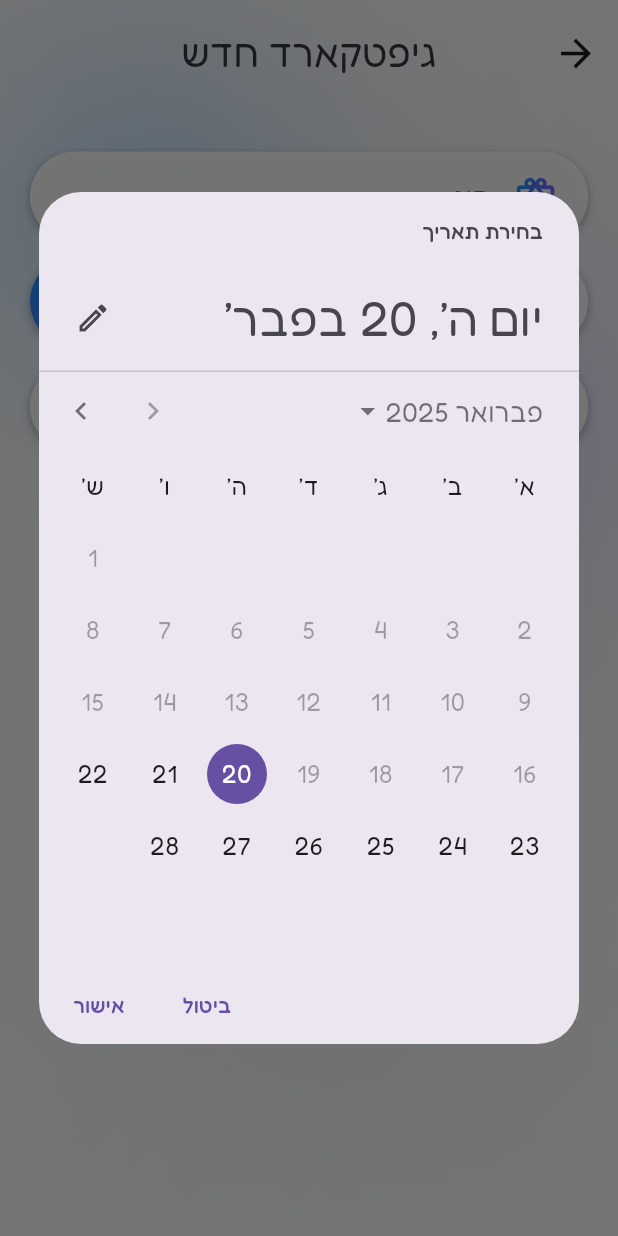
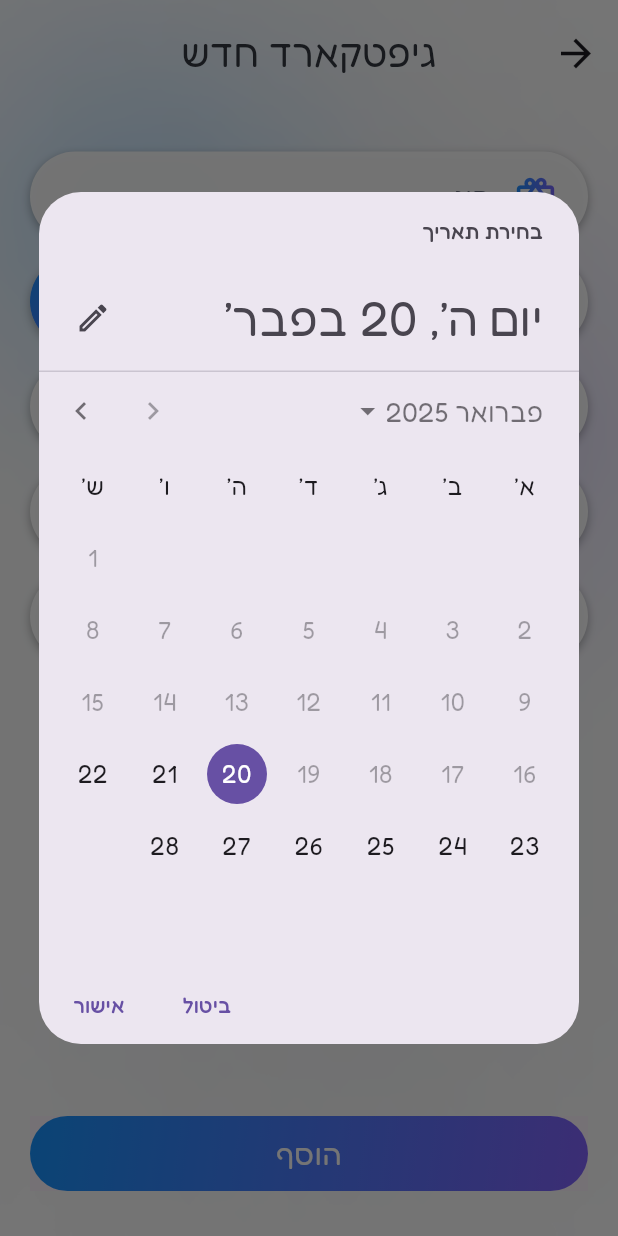
Before and after one commit to MisterBirs/cardy, a Flutter app: the AddItemScreen screen opened directly, after a tap on "תוקף", on a phone screen of 412 x 824 dp. Run offline on Flutter 3.47's test engine with Material 3 defaults, Android fonts, the phone set to English and light mode, and no system bars; our stand-ins replace currency_text_input_formatter, flutter_svg, google_fonts, material_symbols_icons; missing offline and left inert: mobile_scanner.

Commit message:
Adding fields to a form with types other than String

```diff
--- a/lib/main.dart
+++ b/lib/main.dart
@@ -1,4 +1,3 @@
-import 'package:cardy/ui/widgets/barcode_scanner.dart';
 import 'package:cardy/ui/screens/init_screen/init_screen.dart';
 import 'package:cardy/ui/ui_constants.dart';
 import 'package:flutter/material.dart';
--- a/lib/ui/screens/add_item_screen/add_item_screen.dart
+++ b/lib/ui/screens/add_item_screen/add_item_screen.dart
@@ -1,14 +1,16 @@
 import 'package:cardy/data/payments_methods_data.dart';
+import 'package:cardy/entities/payments_methods/item_type_entity.dart';
+import 'package:cardy/entities/user_items/gift_card_entity.dart';
+import 'package:cardy/ui/widgets/gradient_button.dart';
+import 'package:cardy/ui/widgets/text_fields/amount_text_field.dart';
 import 'package:cardy/ui/widgets/text_fields/code_text_field.dart';
-import 'package:cardy/ui/widgets/text_fields/expiration_date_text_field.dart';
-import 'package:cardy/ui/widgets/text_fields/icon_text_field.dart';
+import 'package:cardy/ui/widgets/text_fields/cvv_text_field.dart';
 import 'package:cardy/ui/ui_constants.dart';
 import 'package:cardy/ui/widgets/app_bars/back_app_bar.dart';
 import 'package:cardy/ui/widgets/background.dart';
+import 'package:cardy/ui/widgets/text_fields/expiration_date_text_field.dart';
 import 'package:cardy/ui/widgets/text_fields/item_type_auto_complete_text_field.dart';
 import 'package:flutter/material.dart';
-import 'package:material_symbols_icons/symbols.dart';
-import 'package:material_symbols_icons/material_symbols_icons.dart';
 
 class AddItemScreen extends StatefulWidget {
   final String title;
@@ -19,15 +21,44 @@ class AddItemScreen extends StatefulWidget {
 }
 
 class _AddItemScreenState extends State<AddItemScreen> {
-  final TextEditingController _giftCardTypeController = TextEditingController();
+  final _formKey = GlobalKey<FormState>();
+  final ItemTypeFormController _itemTypeController = ItemTypeFormController();
   final TextEditingController _cardNumberController = TextEditingController();
-  final TextEditingController _expirationDateController =
-      TextEditingController();
+  final DateTimeController _expirationDateController = DateTimeController();
   final TextEditingController _cvvController = TextEditingController();
-  final TextEditingController _amountController = TextEditingController();
+  final DoubleFormController _amountController = DoubleFormController();
+
+  void _sumbitForm() {
+    if (!_formKey.currentState!.validate()) {
+      return;
+    }
+    final ItemTypeEntity itemType = _itemTypeController.value!;
+    final String cardNumber = _cardNumberController.text;
+    final expirationDate = _expirationDateController.value!;
+    final String cvv = _cvvController.text;
+    final double amount = _amountController.value!;
+
+    final newGiftCard = GiftCardEntity(
+      typeId: itemType.id,
+      type: itemType,
+      code: cardNumber,
+      initialAmount: amount,
+      balance: amount,
+      addTime: DateTime.now(),
+      expirationDate: expirationDate,
+      cvv: cvv,
+    );
+
+    ScaffoldMessenger.of(context).showSnackBar(
+      SnackBar(content: Center(child: Text('הגיפטקארד נוסף בהצלחה'))),
+    );
+  }
 
   @override
   Widget build(BuildContext context) {
+    final padding =
+        const EdgeInsets.symmetric(horizontal: SCREEN_HORIZONTAL_PADDING);
+
     return Background(
       child: Scaffold(
         backgroundColor: Colors.transparent,
@@ -35,45 +66,54 @@ class _AddItemScreenState extends State<AddItemScreen> {
         body: Padding(
           padding:
               const EdgeInsets.symmetric(horizontal: 0, vertical: SPACING_L),
+          child: Form(
+            key: _formKey,
             child: Column(
+              spacing: SPACING_M,
               mainAxisAlignment: MainAxisAlignment.spaceBetween,
               children: [
-              SingleChildScrollView(
+                Flexible(
+                  child: SingleChildScrollView(
                     child: Column(
                       spacing: SPACING_S,
                       children: [
-                    Padding(
-                      padding: const EdgeInsets.symmetric(horizontal: 0),
-                      child: ItemTypeAutoCompleteTextField(
+                        ItemTypeAutoCompleteTextField(
+                            controller: _itemTypeController,
                             itemsTypes: PaymentsMethodsData
                                 .instance.giftcards.values
                                 .toList()),
+                        Padding(
+                            padding: padding,
+                            child: CodeTextField(
+                                controller: _cardNumberController,
+                                label: 'מספר כרטיס')),
+                        Padding(
+                          padding: padding,
+                          child: ExpirationDateTextField(
+                            controller: _expirationDateController,
+                          ),
+                        ),
+                        Padding(
+                          padding: padding,
+                          child: CvvTextField(cvvController: _cvvController),
+                        ),
+                        Padding(
+                          padding: padding,
+                          child: AmountTextField(
+                              amountController: _amountController),
+                        ),
+                      ],
+                    ),
+                  ),
                 ),
                 Padding(
                   padding: const EdgeInsets.symmetric(
                       horizontal: SCREEN_HORIZONTAL_PADDING),
-                        child: CodeTextField(
-                            controller: _cardNumberController,
-                            label: 'מספר כרטיס')),
-                    Padding(
-                      padding: const EdgeInsets.symmetric(
-                          horizontal: SCREEN_HORIZONTAL_PADDING),
-                      child: ExpirationDateTextField(
-                          controller: _expirationDateController),
+                  child: GradientButton(
+                      label: 'הוסף', borderRadius: 30, onPressed: _sumbitForm),
                 ),
-                    // IconTextField(
-                    //     icon: Icons.password,
-                    //     controller: _cvvController,
-                    //     hintText: 'cvv'),
-                    // IconTextField(
-                    //     icon: CardyIcons.shekel,
-                    //     controller: _amountController,
-                    //     hintText: 'סכום'),
               ],
             ),
-              ),
-              // GradientButton(label: 'הוסף', borderRadius: 30, onPressed: () {}),
-            ],
           ),
         ),
       ),
--- /dev/null
+++ b/lib/ui/widgets/text_fields/amount_text_field.dart
@@ -0,0 +1,52 @@
+import 'package:cardy/ui/cardy_icons.dart';
+import 'package:cardy/ui/widgets/text_fields/icon_text_field.dart';
+import 'package:currency_text_input_formatter/currency_text_input_formatter.dart';
+import 'package:flutter/material.dart';
+
+class AmountTextField extends StatelessWidget {
+  final DoubleFormController amountController;
+  final TextEditingController txtContoller = TextEditingController();
+
+  AmountTextField({
+    super.key,
+    required this.amountController,
+  });
+
+  @override
+  Widget build(BuildContext context) {
+    return IconTextField(
+        icon: CardyIcons.shekel,
+        keyboardType: TextInputType.number,
+        validator: _vlidator,
+        inputFormatters: [
+          CurrencyTextInputFormatter.currency(symbol: '₪', decimalDigits: 0)
+        ],
+        controller: txtContoller,
+        label: 'סכום');
+  }
+
+  String? _vlidator(String? value) {
+    if (value == null || value.isEmpty || value == '₪' || value == '₪0') {
+      return 'שדה חובה';
+    }
+
+    final amount = double.tryParse(value.replaceAll('₪', ''));
+    if (amount == null || amount <= 0) {
+      return 'סכום לא תקין';
+    }
+    amountController.setDate(amount);
+    return null;
+  }
+}
+
+class DoubleFormController extends ValueNotifier<double?> {
+  DoubleFormController({double? initialDate}) : super(initialDate);
+
+  void setDate(double date) {
+    value = date;
+  }
+
+  void clear() {
+    value = null;
+  }
+}
--- a/lib/ui/widgets/text_fields/code_text_field.dart
+++ b/lib/ui/widgets/text_fields/code_text_field.dart
@@ -1,33 +1,37 @@
+import 'package:cardy/ui/ui_constants.dart';
+import 'package:cardy/ui/widgets/barcode_scanner.dart';
+import 'package:cardy/ui/widgets/text_fields/icon_text_field.dart';
 import 'package:flutter/material.dart';
 import 'package:material_symbols_icons/symbols.dart';
 
-import 'package:cardy/ui/ui_constants.dart';
-import 'package:cardy/ui/widgets/barcode_scanner.dart';
-import 'package:cardy/ui/widgets/text_fields/icon_text_field.dart';
-
-class CodeTextField extends IconTextField {
-  const CodeTextField({
-    super.key,
-    required super.controller,
-    super.onChanged,
-    required super.label,
-  }) : super(
-          padding: const EdgeInsets.only(right: SCREEN_HORIZONTAL_PADDING),
-          icon: Symbols.barcode,
-        );
+class CodeTextField extends StatefulWidget {
+  final String label;
+  final TextEditingController? controller;
+  const CodeTextField({super.key, required this.label, this.controller});
 
   @override
-  State<IconTextField> createState() => _CodeTextFieldState();
+  State<CodeTextField> createState() => _CodeTextFieldState();
 }
 
 class _CodeTextFieldState extends State<CodeTextField> {
   @override
   Widget build(BuildContext context) {
-    return widget.buildTextFieldContainer([
-      widget.buildIcon(widget.icon),
-      Expanded(child: widget.buildTextFormField()),
-      _scanBarcodeButton
-    ]);
+    return IconTextField(
+      icon: Symbols.barcode,
+      label: widget.label,
+      validator: _validateCode,
+      controller: widget.controller,
+      keyboardType: TextInputType.number,
+      padding: const EdgeInsets.only(right: SCREEN_HORIZONTAL_PADDING),
+      tail: _scanBarcodeButton,
+    );
+  }
+
+  String? _validateCode(String? value) {
+    if (value == null || value.isEmpty) {
+      return 'שדה חובה';
+    }
+    return null;
   }
 
   Widget get _scanBarcodeButton {
@@ -38,7 +42,7 @@ class _CodeTextFieldState extends State<CodeTextField> {
           child: InkWell(
             onTap: showScanner,
             child: Ink(
-              height: widget.height,
+              height: double.infinity,
               width: 80,
               decoration:
                   BoxDecoration(boxShadow: SHADOW, gradient: GRADIENT_COLOR),
@@ -50,7 +54,7 @@ class _CodeTextFieldState extends State<CodeTextField> {
       );
     }, onBarcodeScanned: (value) {
       setState(() {
-        widget.controller.text = value;
+        widget.controller!.text = value;
       });
     });
   }
--- /dev/null
+++ b/lib/ui/widgets/text_fields/cvv_text_field.dart
@@ -0,0 +1,32 @@
+import 'package:cardy/ui/widgets/text_fields/icon_text_field.dart';
+import 'package:flutter/material.dart';
+
+class CvvTextField extends StatelessWidget {
+  const CvvTextField({
+    super.key,
+    required TextEditingController cvvController,
+  }) : _cvvController = cvvController;
+
+  final TextEditingController _cvvController;
+
+  @override
+  Widget build(BuildContext context) {
+    return IconTextField(
+        icon: Icons.password,
+        validator: _vlidator,
+        maxLength: 3,
+        keyboardType: TextInputType.number,
+        controller: _cvvController,
+        label: 'cvv',);
+  }
+
+  String? _vlidator(String? value) {
+    if (value == null || value.isEmpty) {
+      return 'שדה חובה';
+    }
+    if (value.length != 3) {
+      return 'CVV חייב להיות בעל 3 ספרות';
+    }
+    return null;
+  }
+}
--- a/lib/ui/widgets/text_fields/expiration_date_text_field.dart
+++ b/lib/ui/widgets/text_fields/expiration_date_text_field.dart
@@ -2,34 +2,55 @@ import 'package:cardy/ui/widgets/text_fields/icon_text_field.dart';
 import 'package:flutter/material.dart';
 import 'package:material_symbols_icons/symbols.dart';
 
-class ExpirationDateTextField extends IconTextField {
-  const ExpirationDateTextField({
-    super.key,
-    required super.controller,
-    super.onChanged,
-  }) : super(label: 'תוקף', icon: Symbols.calendar_clock, readOnly: true);
+class ExpirationDateTextField extends StatefulWidget {
+  final DateTimeController controller;
+  final String? Function(DateTime?)? validator;
+  const ExpirationDateTextField(
+      {super.key, required this.controller, this.validator});
 
   @override
-  State<IconTextField> createState() => _ExpirationDateTextFieldState();
+  State<ExpirationDateTextField> createState() =>
+      _ExpirationDateTextFieldState();
 }
 
 class _ExpirationDateTextFieldState extends State<ExpirationDateTextField> {
+  final TextEditingController txtEditCtrl = TextEditingController();
+
   @override
   Widget build(BuildContext context) {
-    return GestureDetector(
-      onTap: pickDate,
-      child: AbsorbPointer( // AbsorbPointer is used to enable to active the GestureDetector on the text field
-        child: widget.buildTextFieldContainer(
-          [
-            widget.buildIcon(widget.icon),
-            Expanded(child: widget.buildTextFormField())
-          ],
-        ),
-      ),
-    );
+    return FormField<DateTime>(
+        builder: dateFieldBuilder,
+        validator: widget.validator ?? defaultValidator);
   }
 
-  void pickDate() async {
+  String? defaultValidator(DateTime? date) {
+    if (date == null) {
+      return 'שדה חובה';
+    }
+    return null;
+  }
+
+  Widget dateFieldBuilder(FormFieldState<DateTime> state) {
+    return Builder(builder: (context) {
+      return GestureDetector(
+        onTap: () => pickDate(state),
+        child: AbsorbPointer(
+            child: IconTextField(
+                controller: txtEditCtrl,
+                validator: (_){
+                  if(state.hasError){
+                    return state.errorText;
+                  }
+                  return null;
+                },
+                icon: Symbols.calendar_clock,
+                label: 'תוקף',
+                readOnly: true)),
+      );
+    });
+  }
+
+  void pickDate(FormFieldState<DateTime> state) async {
     final date = await showDatePicker(
       context: context,
       initialDate: DateTime.now(),
@@ -38,7 +59,21 @@ class _ExpirationDateTextFieldState extends State<ExpirationDateTextField> {
     );
 
     if (date != null) {
-      widget.controller.text = '${date.day}.${date.month}.${date.year}';
+      widget.controller.setDate(date);
+      txtEditCtrl.text = '${date.day}.${date.month}.${date.year}';
+      state.didChange(date);
     }
   }
 }
+
+class DateTimeController extends ValueNotifier<DateTime?> {
+  DateTimeController({DateTime? initialDate}) : super(initialDate);
+
+  void setDate(DateTime date) {
+    value = date;
+  }
+
+  void clear() {
+    value = null;
+  }
+}
--- a/lib/ui/widgets/text_fields/icon_text_field.dart
+++ b/lib/ui/widgets/text_fields/icon_text_field.dart
@@ -1,29 +1,44 @@
 import 'package:cardy/ui/ui_constants.dart';
 import 'package:cardy/ui/widgets/gradient_color_mask.dart';
+import 'package:cardy/ui/widgets/text_fields/amount_text_field.dart';
 import 'package:flutter/material.dart';
+import 'package:flutter/services.dart';
 
 class IconTextField extends StatefulWidget {
   final IconData icon;
+  final TextInputType? keyboardType;
+  final List<TextInputFormatter>? inputFormatters;
+  final int? maxLength;
   final String label;
   final bool readOnly;
-  final TextEditingController controller;
+  final TextEditingController? controller;
   final double height;
   final Color color;
   final double radius;
   final EdgeInsetsGeometry? padding;
   final FocusNode? focusNode;
   final void Function(String)? onChanged;
+  final String? Function(String?)? validator;
+  final String? initText;
+  final Widget? tail;
+
 
   const IconTextField(
       {super.key,
       required this.icon,
       required this.label,
-      required this.controller,
+      this.initText,
+      this.controller,
       this.height = 60,
       this.radius = 30,
       this.focusNode,
       this.onChanged,
+      this.inputFormatters,
       this.readOnly = false,
+      this.keyboardType,
+      this.maxLength,
+      this.validator,
+      this.tail,
       this.color = const Color.fromARGB(241, 255, 255, 255),
       this.padding});
 
@@ -60,13 +75,18 @@ class IconTextField extends StatefulWidget {
   Widget buildTextFormField() {
     return Builder(builder: (context) {
       return TextFormField(
+        validator: validator,
         readOnly: readOnly,
+        keyboardType: keyboardType,
+        maxLength: maxLength,
         enableInteractiveSelection: !readOnly,
         focusNode: focusNode,
         onChanged: onChanged,
         controller: controller,
+        initialValue: initText,
         textAlign: TextAlign.center,
         style: Theme.of(context).textTheme.bodyMedium,
+        inputFormatters: inputFormatters,
         decoration: InputDecoration(
           border: InputBorder.none,
           label: Padding(
@@ -92,6 +112,7 @@ class _IconTextFieldState extends State<IconTextField> {
       [
         widget.buildIcon(widget.icon),
         Expanded(child: widget.buildTextFormField()),
+        if (widget.tail != null) widget.tail!,
       ],
     );
   }
--- a/lib/ui/widgets/text_fields/item_type_auto_complete_text_field.dart
+++ b/lib/ui/widgets/text_fields/item_type_auto_complete_text_field.dart
@@ -8,9 +8,13 @@ import 'package:flutter/material.dart';
 class ItemTypeAutoCompleteTextField extends StatefulWidget {
   final List<ItemTypeEntity> itemsTypes;
   final int maxOptionsCount;
+  final ItemTypeFormController controller;
 
   const ItemTypeAutoCompleteTextField(
-      {super.key, required this.itemsTypes, this.maxOptionsCount = 5});
+      {super.key,
+      required this.itemsTypes,
+      this.maxOptionsCount = 5,
+      required this.controller});
 
   @override
   State<ItemTypeAutoCompleteTextField> createState() =>
@@ -19,33 +23,44 @@ class ItemTypeAutoCompleteTextField extends StatefulWidget {
 
 class _ItemTypeAutoCompleteTextFieldState
     extends State<ItemTypeAutoCompleteTextField> {
-  ItemTypeEntity? _selectedItemType;
   final Set<FocusNode> _registeredFocusNodes = {};
 
   @override
   Widget build(BuildContext context) {
+    return FormField<ItemTypeEntity>(
+        builder: (state) {
           return Autocomplete<ItemTypeEntity>(
-      fieldViewBuilder: fieldViewBuilder,
+            fieldViewBuilder: buildFieldViewBuilder(state),
             optionsViewBuilder: optionsViewBuilder,
             optionsBuilder: optionsBuilder,
             displayStringForOption: (option) => option.name,
             onSelected: (selectedItemType) {
-        setState(() {
-          _selectedItemType = selectedItemType;
-        });
+              state.didChange(selectedItemType);
+              widget.controller.setItemType(selectedItemType);
             },
           );
+        },
+        validator: defaultValidator);
   }
 
-  Widget fieldViewBuilder(
+  String? defaultValidator(ItemTypeEntity? itemType) {
+    if (itemType == null) {
+      return 'שדה חובה';
+    }
+    return null;
+  }
+
+  Widget Function(BuildContext, TextEditingController, FocusNode, VoidCallback)
+      buildFieldViewBuilder(FormFieldState<ItemTypeEntity> state) {
+    return (
       BuildContext context,
       TextEditingController txtEditingCtrl,
       FocusNode focusNode,
       VoidCallback onFieldSubmitted,
     ) {
       //Show the selected product type in the text field
-    if (_selectedItemType != null) {
-      txtEditingCtrl.text = _selectedItemType!.name;
+      if (widget.controller.value != null) {
+        txtEditingCtrl.text = widget.controller.value!.name;
       }
 
       if (!_registeredFocusNodes.contains(focusNode)) {
@@ -60,12 +75,19 @@ class _ItemTypeAutoCompleteTextFieldState
               const EdgeInsets.symmetric(horizontal: SCREEN_HORIZONTAL_PADDING),
           margin: EdgeInsets.only(bottom: focusNode.hasFocus ? SPACING_S : 0),
           child: _ItemTypeTextField(
+            validator: (_) {
+              if (state.hasError) {
+                return state.errorText;
+              }
+              return null;
+            },
             controller: txtEditingCtrl,
-        onChanged: (_) => _removeItemTypeImageIfNeeded(txtEditingCtrl),
-        itemTypeEntity: _selectedItemType,
+            onChanged: (_) =>
+                _removeItemTypeImageIfNeeded(txtEditingCtrl, state),
+            itemTypeEntity: widget.controller.value,
             focusNode: focusNode,
-      ),
-    );
+          ));
+    };
   }
 
   Widget optionsViewBuilder(context, onSelected, options) {
@@ -147,47 +169,60 @@ class _ItemTypeAutoCompleteTextFieldState
         .toList();
   }
 
-  void _removeItemTypeImageIfNeeded(TextEditingController txtEditingCtrl) {
-    if (_selectedItemType != null &&
-        !_selectedItemType!.isMatchToAlias(txtEditingCtrl.text)) {
+  void _removeItemTypeImageIfNeeded(TextEditingController txtEditingCtrl,
+      FormFieldState<ItemTypeEntity> state) {
+    final selectedItemType = widget.controller.value;
+
+    if (selectedItemType != null &&
+        !selectedItemType.isMatchToAlias(txtEditingCtrl.text)) {
       setState(() {
-        _selectedItemType = null;
+        widget.controller.value = null;
+        state.didChange(null);
       });
     }
   }
 }
 
-class _ItemTypeTextField extends IconTextField {
+class _ItemTypeTextField extends StatelessWidget {
+  final String? Function(String?)? validator;
+  final TextEditingController? controller;
   final ItemTypeEntity? itemTypeEntity;
-  _ItemTypeTextField({
-    required super.controller,
+  final void Function(String)? onChanged;
+  final FocusNode? focusNode;
+
+  const _ItemTypeTextField({
+    this.validator,
+    this.controller,
     this.itemTypeEntity,
-    super.onChanged,
-    super.focusNode,
-  }) : super(
+    this.onChanged,
+    this.focusNode,
+  });
+
+  @override
+  Widget build(BuildContext context) {
+    return IconTextField(
       icon: Icons.card_giftcard,
       label: 'סוג',
-            padding:
-                EdgeInsets.only(left: 35, right: SCREEN_HORIZONTAL_PADDING));
-
-  @override
-  State<IconTextField> createState() => _ItemTypeTextFieldState();
-}
-
-class _ItemTypeTextFieldState extends State<_ItemTypeTextField> {
-  @override
-  Widget build(BuildContext context) {
-    return widget.buildTextFieldContainer(
-      [
-        widget.buildIcon(widget.icon),
-        Expanded(child: widget.buildTextFormField()),
-        if (widget.itemTypeEntity != null) itemTile,
-      ],
+      controller: controller,
+      validator: validator,
+      onChanged: onChanged,
+      focusNode: focusNode,
+      padding: EdgeInsets.only(left: 35, right: SCREEN_HORIZONTAL_PADDING),
+      tail: itemTypeEntity != null ? itemTile : null,
     );
   }
 
   ItemTile get itemTile {
-    return ItemTile.type(widget.itemTypeEntity!,
+    return ItemTile.type(itemTypeEntity!,
         size: 40, borderRadius: BorderRadius.all(Radius.circular(2)));
   }
 }
+
+class ItemTypeFormController extends ValueNotifier<ItemTypeEntity?> {
+  ItemTypeFormController({ItemTypeEntity? initialItemType})
+      : super(initialItemType);
+
+  void setItemType(ItemTypeEntity itemType) {
+    value = itemType;
+  }
+}
--- a/pubspec.yaml
+++ b/pubspec.yaml
@@ -42,6 +42,7 @@ dependencies:
   iconify_flutter_plus: ^1.0.4
   material_symbols_icons: ^4.2805.1
   mobile_scanner: ^6.0.6
+  currency_text_input_formatter: ^2.2.8
 
 dev_dependencies:
   flutter_gen_runner: ^5.2.0
```
Also changed, not shown: pubspec.lock. Lines whose indentation alone changed are shown as unchanged.
